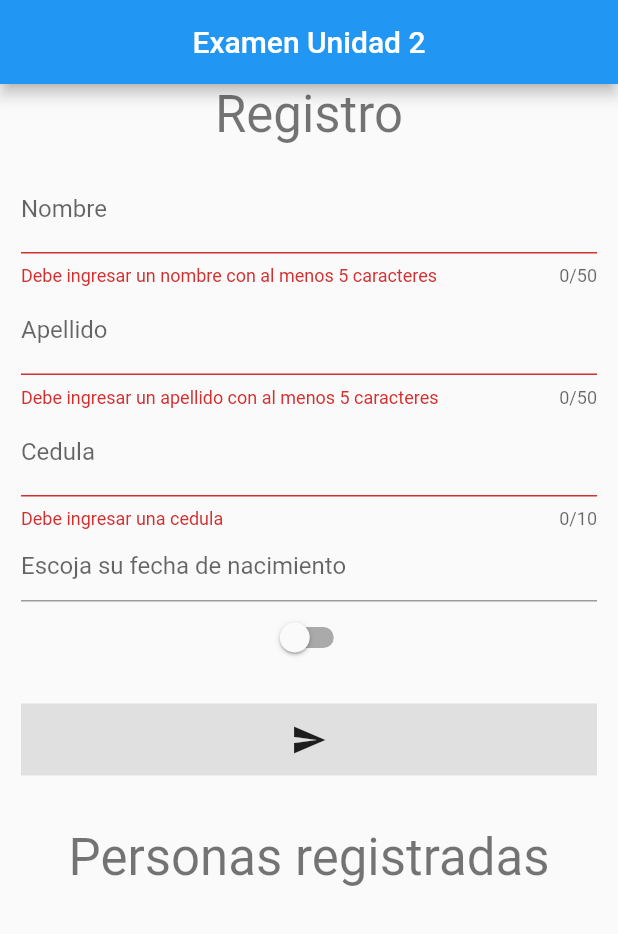
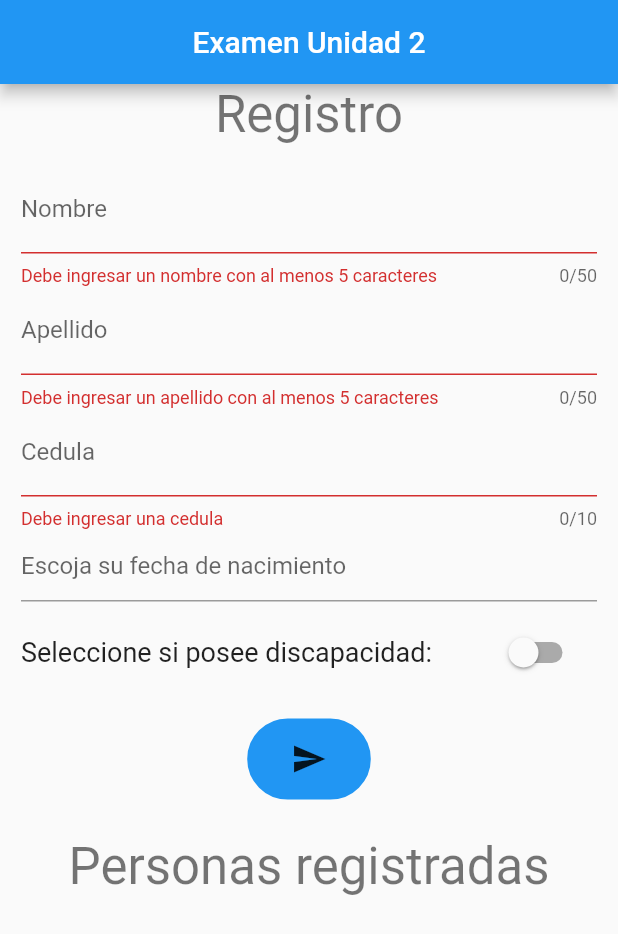
Before and after one commit to lsarteaga/examenU2, a Flutter app: the screen it shows after launch, after a tap on the "send" icon, on a phone screen of 412 x 824 dp. Shown: the top 934 px of the screen. Run offline on Flutter 3.47's test engine with Material 2 defaults, Android fonts, the phone set to English and light mode, and no system bars; our stand-ins replace sqflite; accounts and stored records are empty.

```diff
--- a/lib/main.dart
+++ b/lib/main.dart
@@ -81,7 +81,16 @@ class _MyHomePageState extends State<MyHomePage> {
                       _getFieldSurname(),
                       _getFieldCard(),
                       _getFieldDate(),
+                      Row(
+                        mainAxisAlignment: MainAxisAlignment.spaceBetween,
+                        children: <Widget>[
+                          Text('Seleccione si posee discapacidad:',
+                              style: TextStyle(
+                                fontSize: 18,
+                              )),
                           _getFieldDiscapacity(),
+                        ],
+                      ),
                       _getSubmitButton()
                     ]))),
             Text('Personas registradas',
@@ -175,7 +184,9 @@ class _MyHomePageState extends State<MyHomePage> {
   }
 
   Widget _getFieldDiscapacity() {
-    return Switch(
+    return Padding(
+      padding: const EdgeInsets.all(10),
+      child: Switch(
         value: isSwitched,
         onChanged: (value) {
           setState(() {
@@ -187,19 +198,30 @@ class _MyHomePageState extends State<MyHomePage> {
             }
           });
         },
-      activeColor: Colors.green,
-      activeTrackColor: Colors.lightGreenAccent,
+        activeColor: Theme.of(context).primaryColor,
+        activeTrackColor: Theme.of(context).primaryColorLight,
+      ),
     );
   }
 
   Widget _getSubmitButton() {
     return Container(
-        color: Theme.of(context).buttonColor,
-        margin: EdgeInsets.symmetric(vertical: 20.0),
+        decoration: BoxDecoration(
+          color: Theme.of(context).primaryColor,
+          border: Border.all(
+            width: 3,
+            color: Theme.of(context).primaryColor,
+          ),
+          borderRadius: BorderRadius.circular(30),
+        ),
+        width: MediaQuery.of(context).size.width * 0.2,
+        //color: Theme.of(context).primaryColor,
+        margin: EdgeInsets.symmetric(vertical: 10.0),
         child: Row(
           mainAxisAlignment: MainAxisAlignment.center,
           children: [
             IconButton(
+                tooltip: 'Guardar Registro',
                 icon: Icon(Icons.send),
                 onPressed: () async {
                   if (!formKey.currentState.validate()) return;
@@ -235,21 +257,24 @@ class _MyHomePageState extends State<MyHomePage> {
 
   _listView(List<PersonModel> persons) {
     return ListView.builder(
+        padding: const EdgeInsets.only(top: 10, bottom: 10),
         shrinkWrap: true,
         itemCount: persons.length,
-        itemBuilder: (_, index) => ListTile(
+        itemBuilder: (_, index) => Card(
+            elevation: 6,
+            child: ListTile(
               leading: Icon(Icons.person),
               title: Text('Nombre: ' +
-                  persons[index].name +
+                  persons[index].name.toUpperCase() +
                   ' ' +
-                  persons[index].surname +
+                  persons[index].surname.toUpperCase() +
                   '\nCedula: ' +
                   persons[index].cardId),
-              subtitle: Text('Nacimiento: ' +
+              subtitle: Text('Fecha de nacimiento: ' +
                   persons[index].birthDate +
                   "\nDiscapacidad: " +
                   persons[index].discapacity),
-            ));
+            )));
   }
 
   void showInSnackBar(String value) {
--- a/lib/providers/db_provider.dart
+++ b/lib/providers/db_provider.dart
@@ -18,7 +18,7 @@ class DBProvider {
 
   Future<Database> initDb() async {
     Directory appDir = await getApplicationDocumentsDirectory();
-    final path = join(appDir.path, 'datos.db');
+    final path = join(appDir.path, 'personas.db');
     return await openDatabase(path, version: 1, onOpen: (db) {},
         onCreate: (Database db, int version) async {
       await db.execute('''
```
Lines whose indentation alone changed are shown as unchanged.
